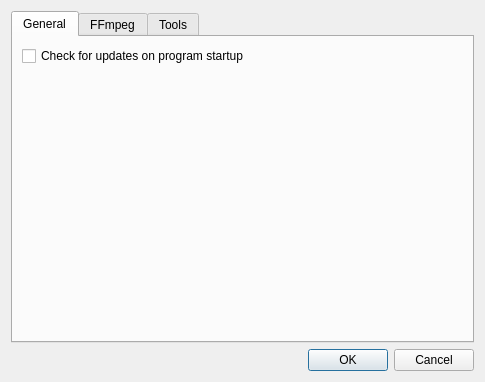
The window that src/ui/optionsdialog.ui (qwinff/qwinff) describes before a commit, drawn with Qt 5.
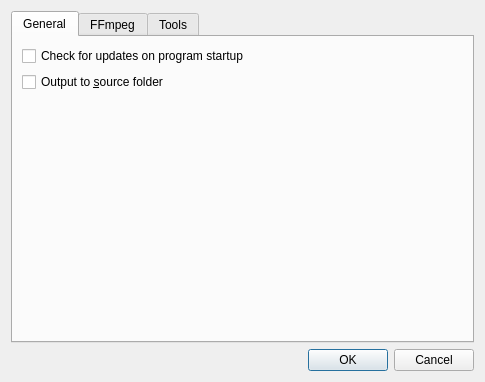
The same window after the commit.

Commit message: OptionsDialog: Add "output to source folder" option.

Patch:
```diff
--- a/src/ui/optionsdialog.ui
+++ b/src/ui/optionsdialog.ui
@@ -31,6 +31,13 @@
          </property>
         </widget>
        </item>
+       <item>
+        <widget class="QCheckBox" name="chkOutputToSrcDir">
+         <property name="text">
+          <string>Output to &amp;source folder</string>
+         </property>
+        </widget>
+       </item>
        <item>
         <spacer name="verticalSpacer">
          <property name="orientation">
```
The commit also changes 1 other file.
